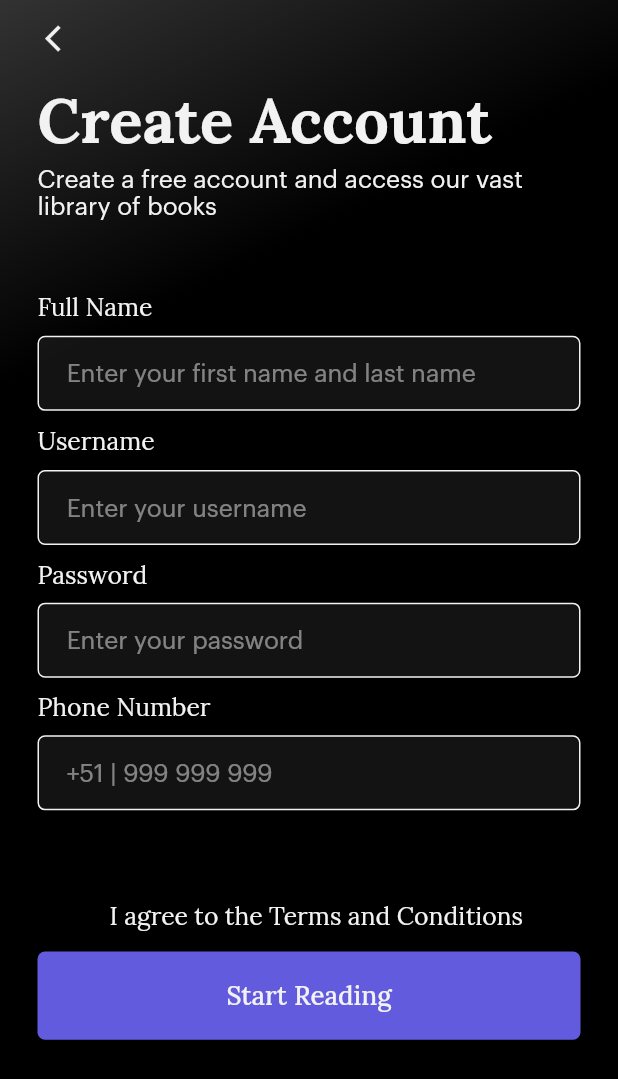
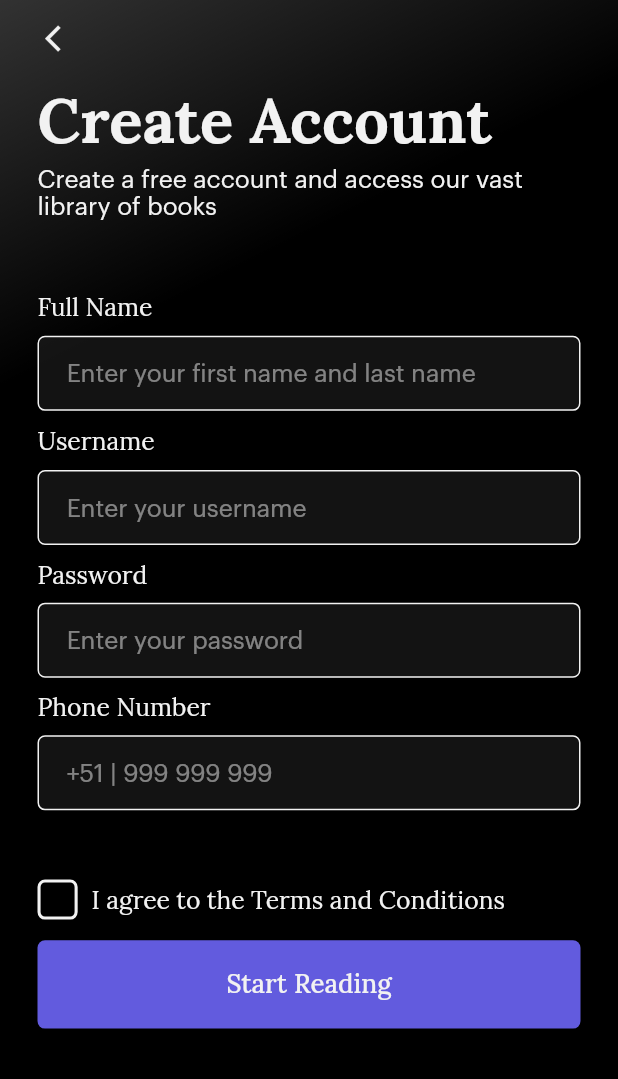
Before and after one commit to spacecodee/library_book_app, a Flutter app: the RegisterPage screen opened by its route, on a phone screen of 412 x 824 dp. Shown: the top 1079 px of the screen. Run offline on Flutter 3.47's test engine with Material 2 defaults, Android fonts, the phone set to English and light mode, and no system bars; our stand-ins replace auto_route, carousel_slider, flutter_riverpod, flutter_svg.

Commit message:
Fix bugs

```diff
--- a/lib/src/main.dart
+++ b/lib/src/main.dart
@@ -1,9 +1,10 @@
 import 'package:flutter/material.dart';
+import 'package:flutter_riverpod/flutter_riverpod.dart';
 import 'package:library_book_app/src/routes/app_router.gr.dart';
 import 'package:library_book_app/src/shared/sc_colors.dart';
 
 void main() {
-  runApp(MyApp());
+  runApp(ProviderScope(child: MyApp()));
 }
 
 class MyApp extends StatelessWidget {
--- /dev/null
+++ b/lib/src/providers/checkbox_provider.dart
@@ -0,0 +1,11 @@
+import 'package:flutter_riverpod/flutter_riverpod.dart';
+
+final checkboxProvider =
+    StateNotifierProvider<CheckboxNotifier, bool>((ref) => CheckboxNotifier());
+
+class CheckboxNotifier extends StateNotifier<bool> {
+  CheckboxNotifier() : super(false);
+
+  void changeCheckbox(value) => state = !value;
+  void changedCheckbox() => state = !state;
+}
--- /dev/null
+++ b/lib/src/view/shared/widgets/checkbox/sc_checkbox.dart
@@ -0,0 +1,50 @@
+import 'package:flutter/material.dart';
+import 'package:flutter_riverpod/flutter_riverpod.dart';
+import 'package:library_book_app/src/shared/sc_colors.dart';
+
+class ScCheckbox extends ConsumerWidget {
+  final double size;
+  final double borderSize;
+  final double iconSize;
+  final bool value;
+  final Color iconColor;
+  final Function() onTap;
+
+  const ScCheckbox({
+    Key? key,
+    required this.onTap,
+    this.value = false,
+    this.size = 25,
+    this.borderSize = 2,
+    this.iconSize = 20,
+    this.iconColor = SCColors.accent,
+  }) : super(key: key);
+
+  @override
+  Widget build(BuildContext context, WidgetRef ref) {
+    return InkWell(
+      onTap: onTap,
+      child: Container(
+        width: size,
+        height: size,
+        decoration: BoxDecoration(
+          borderRadius: BorderRadius.circular(5),
+          border: Border.all(
+            color: value ? SCColors.primary : SCColors.accent,
+            width: borderSize,
+          ),
+          color: value ? SCColors.primary : Colors.transparent,
+        ),
+        child: Center(
+          child: value
+              ? Icon(
+                  Icons.check,
+                  size: iconSize,
+                  color: iconColor,
+                )
+              : null,
+        ),
+      ),
+    );
+  }
+}
--- a/lib/src/view/shared/widgets/forms/sc_register_form.dart
+++ b/lib/src/view/shared/widgets/forms/sc_register_form.dart
@@ -1,14 +1,17 @@
 import 'package:flutter/material.dart';
+import 'package:flutter_riverpod/flutter_riverpod.dart';
+import 'package:library_book_app/src/providers/checkbox_provider.dart';
 import 'package:library_book_app/src/shared/sc_responsive.dart';
 import 'package:library_book_app/src/view/shared/widgets/buttons/sc_button_ip.dart';
+import 'package:library_book_app/src/view/shared/widgets/checkbox/sc_checkbox.dart';
 import 'package:library_book_app/src/view/shared/widgets/texts/sc_input_text.dart';
 import 'package:library_book_app/src/view/shared/widgets/texts/sc_text_style.dart';
 
-class ScRegisterForm extends StatelessWidget {
+class ScRegisterForm extends ConsumerWidget {
   const ScRegisterForm({Key? key}) : super(key: key);
 
   @override
-  Widget build(BuildContext context) {
+  Widget build(BuildContext context, WidgetRef ref) {
     final myResponsive = SCResponsive.of(context);
 
     return Form(
@@ -82,10 +85,16 @@ class ScRegisterForm extends StatelessWidget {
           SizedBox(height: myResponsive.diagonalPercentage(5)),
           Row(
             children: [
-              Checkbox(
-                value: false,
-                onChanged: (value) {},
+              ScCheckbox(
+                onTap: () {
+                  ref.read(checkboxProvider.notifier).changedCheckbox();
+                },
+                value: ref.watch(checkboxProvider),
+                size: myResponsive.widthPercentage(6.5),
+                borderSize: myResponsive.widthPercentage(0.5),
+                iconSize: myResponsive.widthPercentage(4.8),
               ),
+              SizedBox(width: myResponsive.diagonalPercentage(1)),
               SCTextStyle(
                 text: 'I agree to the Terms and Conditions',
                 fontSize: myResponsive.widthPercentage(4),
@@ -93,13 +102,13 @@ class ScRegisterForm extends StatelessWidget {
               ),
             ],
           ),
+          SizedBox(height: myResponsive.diagonalPercentage(1.5)),
           CsButtonIp(
             onTap: () {},
             text: 'Start Reading',
             fontFamily: 'Lora',
             fontSize: myResponsive.widthPercentage(4.2),
           ),
-          SizedBox(height: myResponsive.diagonalPercentage(1.5)),
         ],
       ),
     );
--- a/pubspec.yaml
+++ b/pubspec.yaml
@@ -30,13 +30,13 @@ dependencies:
   flutter:
     sdk: flutter
 
-
   # The following adds the Cupertino Icons font to your application.
   # Use with the CupertinoIcons class for iOS style icons.
   cupertino_icons: ^1.0.2
   flutter_svg: ^1.1.5
   carousel_slider: ^4.1.1
   auto_route: ^5.0.1
+  flutter_riverpod: ^2.0.0-dev.9
 
 dev_dependencies:
   flutter_test:
```
Also changed, not shown: pubspec.lock.
